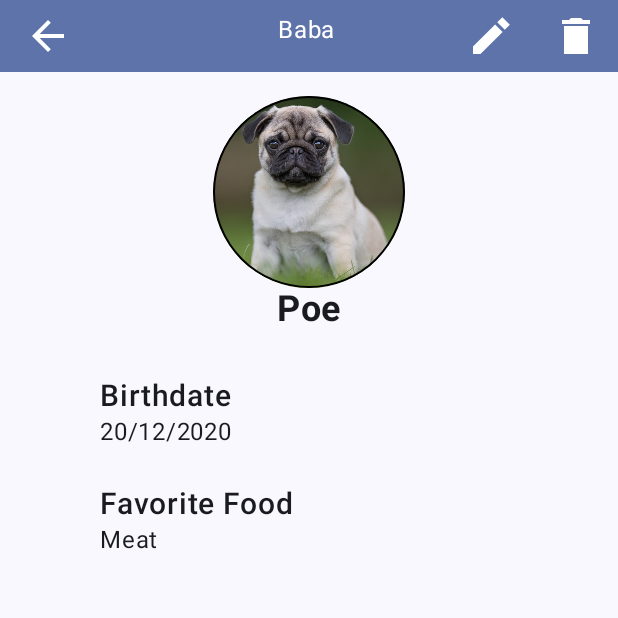
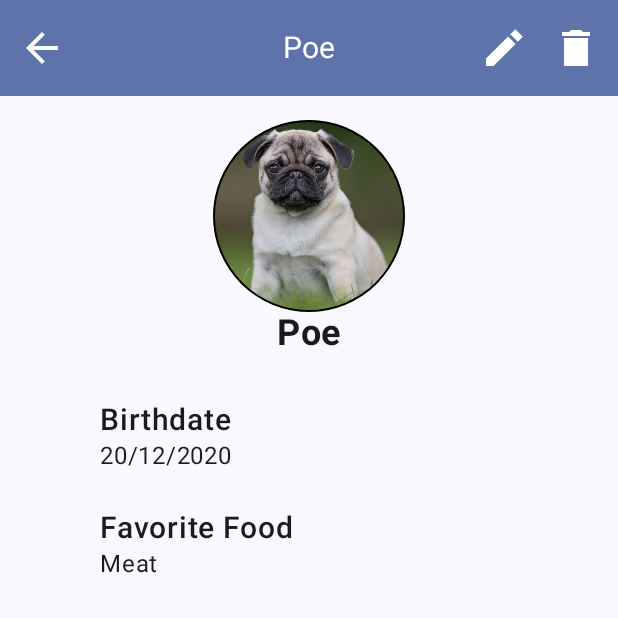
Before and after one commit to rfgvieira/Auau, an Android app built with Jetpack Compose: the screen it shows after launch (MainActivity), after a tap on "See more", on a phone screen of 412 x 824 dp, the top half of it. Run offline under Robolectric (Android 15) with nearby library versions, the phone set to English and light mode, and no system bars; libraries missing offline, so code that uses them is left out: androidx.camera.core, androidx.camera.lifecycle; 2 other taps on this screen came first.

Commit message:
refact: Topbar

```diff
--- a/app/src/main/java/com/rfgvieira/auau/presentation/MainActivity.kt
+++ b/app/src/main/java/com/rfgvieira/auau/presentation/MainActivity.kt
@@ -25,7 +25,7 @@ import androidx.compose.ui.Modifier
 import androidx.compose.ui.platform.LocalContext
 import androidx.compose.ui.unit.dp
 import androidx.navigation.compose.rememberNavController
-import com.rfgvieira.auau.presentation.components.TopBarApp
+import com.rfgvieira.auau.presentation.components.TopBarMain
 import com.rfgvieira.auau.presentation.navigation.NavigationApp
 import com.rfgvieira.auau.presentation.theme.AuauTheme
 import com.rfgvieira.auau.presentation.viewmodel.DogViewModel
@@ -119,7 +119,7 @@ fun AuauApp(
 ) {
 
     Scaffold(
-        topBar = { if (showTopBar) TopBarApp(modifier = Modifier) },
+        topBar = { if (showTopBar) TopBarMain() },
         floatingActionButton = {
             if (showFab) {
                 FloatingActionButton(
@@ -127,7 +127,11 @@ fun AuauApp(
                     shape = CircleShape,
                     containerColor = MaterialTheme.colorScheme.primary
                 ) {
-                    Icon(imageVector = Icons.Sharp.Add, contentDescription = "Add Icon", Modifier.size(32.dp))
+                    Icon(
+                        imageVector = Icons.Sharp.Add,
+                        contentDescription = "Add Icon",
+                        Modifier.size(32.dp)
+                    )
                 }
             }
 
--- a/app/src/main/java/com/rfgvieira/auau/presentation/components/TopBarDog.kt
+++ b/app/src/main/java/com/rfgvieira/auau/presentation/components/TopBarDog.kt
@@ -1,49 +1,64 @@
 package com.rfgvieira.auau.presentation.components
 
-import androidx.compose.foundation.clickable
-import androidx.compose.foundation.layout.Row
-import androidx.compose.foundation.layout.fillMaxWidth
+import androidx.compose.foundation.layout.RowScope
 import androidx.compose.foundation.layout.size
 import androidx.compose.foundation.shape.CircleShape
 import androidx.compose.material.icons.Icons
-import androidx.compose.material.icons.sharp.ArrowBack
-import androidx.compose.material.icons.sharp.Delete
-import androidx.compose.material.icons.sharp.Edit
+import androidx.compose.material.icons.automirrored.sharp.ArrowBack
+import androidx.compose.material3.CenterAlignedTopAppBar
+import androidx.compose.material3.ExperimentalMaterial3Api
 import androidx.compose.material3.Icon
+import androidx.compose.material3.IconButton
 import androidx.compose.material3.MaterialTheme
+import androidx.compose.material3.Text
+import androidx.compose.material3.TopAppBarColors
 import androidx.compose.runtime.Composable
 import androidx.compose.ui.Modifier
 import androidx.compose.ui.draw.clip
+import androidx.compose.ui.tooling.preview.Preview
 import androidx.compose.ui.unit.dp
-/*TODO: Adjuste title position*/
+
+@OptIn(ExperimentalMaterial3Api::class)
 @Composable
 fun TopBarDog(
     modifier: Modifier,
     navigateBack: () -> Unit,
     title: @Composable () -> Unit,
-    delete: @Composable () -> Unit = {},
-    edit: @Composable () -> Unit = {}) {
-    Row(
-        modifier = modifier.fillMaxWidth()
-    ) {
-        Row(modifier = Modifier.weight(3f)) {
-            Icon(
-                imageVector = Icons.Sharp.ArrowBack,
-                contentDescription = "Back to List",
-                tint = MaterialTheme.colorScheme.onPrimary,
-                modifier = Modifier
+    actions: @Composable RowScope.() -> Unit = {}
+) {
+
+
+    CenterAlignedTopAppBar(
+        modifier = modifier,
+        navigationIcon = {
+            IconButton( onClick = { navigateBack() }
+            ) {
+                Icon(modifier = Modifier
                     .clip(CircleShape)
-                    .size(32.dp)
-                    .clickable { navigateBack() }
-            )
-        }
-        Row(modifier = Modifier.weight(2f)) {
-            title()
-        }
+                    .size(32.dp),
+                    imageVector = Icons.AutoMirrored.Sharp.ArrowBack,
+                    contentDescription = "Back to List",
+                    tint = MaterialTheme.colorScheme.onPrimary,
+                )
+            }
+        },
+        colors = TopAppBarColors(
+            containerColor = MaterialTheme.colorScheme.primaryContainer,
+            actionIconContentColor = MaterialTheme.colorScheme.onPrimary,
+            titleContentColor = MaterialTheme.colorScheme.onPrimary,
+            navigationIconContentColor = MaterialTheme.colorScheme.onPrimary,
+            scrolledContainerColor = MaterialTheme.colorScheme.onPrimary
+        ),
+        title = title,
+        actions = actions
+    )
 
-        edit()
+}
 
-        delete()
+@Preview
+@Composable
+fun TopBarDogPreview() {
+    TopBarDog(modifier = Modifier, navigateBack = {  }, title = { Text("Baba") }) {
 
     }
 }
--- a/app/src/main/java/com/rfgvieira/auau/presentation/components/TopBarApp.kt
+++ b/app/src/main/java/com/rfgvieira/auau/presentation/components/TopBarMain.kt
@@ -7,7 +7,6 @@ import androidx.compose.foundation.layout.size
 import androidx.compose.material3.CenterAlignedTopAppBar
 import androidx.compose.material3.ExperimentalMaterial3Api
 import androidx.compose.material3.Text
-import androidx.compose.material3.TopAppBarDefaults
 import androidx.compose.runtime.Composable
 import androidx.compose.ui.Alignment
 import androidx.compose.ui.Modifier
@@ -22,8 +21,9 @@ import com.rfgvieira.auau.R
 /*TODO: Adidicionar sobre*/
 @OptIn(ExperimentalMaterial3Api::class)
 @Composable
-fun TopBarApp(modifier: Modifier) {
+fun TopBarMain() {
     CenterAlignedTopAppBar(
+        modifier = Modifier,
         title = {
             Row(verticalAlignment = Alignment.CenterVertically) {
                 Image(
@@ -40,8 +40,6 @@ fun TopBarApp(modifier: Modifier) {
                     fontWeight = FontWeight.Bold
                 )
             }
-        },
-        modifier = modifier,
-        colors = TopAppBarDefaults.centerAlignedTopAppBarColors()
+        }
     )
 }
--- a/app/src/main/java/com/rfgvieira/auau/presentation/navigation/NavigationApp.kt
+++ b/app/src/main/java/com/rfgvieira/auau/presentation/navigation/NavigationApp.kt
@@ -60,8 +60,8 @@ fun NavigationApp(
             }
         }
         composable("dogedit/{dogId}"){backStack ->
-            DogInfo(onNavigateToDetails = onNavigateToDetails, backStack = backStack) {
-                DogEditScreen(dogViewModel){
+            DogInfo(onNavigateToDetails = onNavigateToDetails, backStack = backStack) { dog ->
+                DogEditScreen(dog, dogViewModel){
                     navController.popBackStack()
                 }
             }
--- a/app/src/main/java/com/rfgvieira/auau/presentation/screens/DogDetailsScreen.kt
+++ b/app/src/main/java/com/rfgvieira/auau/presentation/screens/DogDetailsScreen.kt
@@ -1,8 +1,6 @@
 package com.rfgvieira.auau.presentation.screens
 
-import androidx.compose.foundation.background
 import androidx.compose.foundation.border
-import androidx.compose.foundation.clickable
 import androidx.compose.foundation.layout.Arrangement
 import androidx.compose.foundation.layout.Column
 import androidx.compose.foundation.layout.fillMaxWidth
@@ -13,6 +11,7 @@ import androidx.compose.material.icons.Icons
 import androidx.compose.material.icons.sharp.Delete
 import androidx.compose.material.icons.sharp.Edit
 import androidx.compose.material3.Icon
+import androidx.compose.material3.IconButton
 import androidx.compose.material3.MaterialTheme
 import androidx.compose.material3.Text
 import androidx.compose.runtime.Composable
@@ -31,7 +30,6 @@ import androidx.lifecycle.viewmodel.compose.viewModel
 import com.rfgvieira.auau.R
 import com.rfgvieira.auau.domain.DogDAO
 import com.rfgvieira.auau.domain.model.Dog
-
 import com.rfgvieira.auau.presentation.components.DialogDeleteDog
 import com.rfgvieira.auau.presentation.components.DisplayTags
 import com.rfgvieira.auau.presentation.components.DogImage
@@ -39,7 +37,7 @@ import com.rfgvieira.auau.presentation.components.TopBarDog
 import com.rfgvieira.auau.presentation.theme.AuauTheme
 import com.rfgvieira.auau.presentation.viewmodel.DogViewModel
 
-//Tela para modificar um cachorro já existente
+//Tela para ver detalhes do cachorro
 @Composable
 fun DogDetailsScreen(
     dog: Dog,
@@ -52,34 +50,33 @@ fun DogDetailsScreen(
 
     Column {
         TopBarDog(
-            modifier = Modifier
-                .background(MaterialTheme.colorScheme.primaryContainer)
-                .padding(start = 16.dp, top = 8.dp, bottom = 8.dp),
+            modifier = Modifier,
             navigateBack = navigateBack,
-            title = {Text("Baba", color = Color.White)},
-            delete = {
-                Icon(
-                    imageVector = Icons.Sharp.Delete,
-                    contentDescription = "Delete Dog",
-                    modifier = Modifier
-                        .weight(1f)
-                        .size(32.dp)
-                        .clickable { showDialog.value = true },
-                    tint = MaterialTheme.colorScheme.onPrimary
-                )
-            },
-            edit = {
-                Icon(
-                    imageVector = Icons.Sharp.Edit,
-                    contentDescription = "Edit Info",
-                    modifier = Modifier
-                        .weight(1f)
-                        .size(32.dp)
-                        .clickable { navigateToEdit() },
-                    tint = MaterialTheme.colorScheme.onPrimary
-                )
+            title = { Text(dog.name, color = Color.White, fontSize = 20.sp) },
+            actions = {
+                IconButton(onClick = { navigateToEdit() }) {
+                    Icon(
+                        modifier = Modifier.size(32.dp),
+                        imageVector = Icons.Sharp.Edit,
+                        contentDescription = "Edit Info",
+                        tint = MaterialTheme.colorScheme.onPrimary
+                    )
+                }
+
+                IconButton(
+                    onClick = { showDialog.value = true }) {
+                    Icon(
+                        modifier = Modifier.size(32.dp),
+                        imageVector = Icons.Sharp.Delete,
+                        contentDescription = "Delete Dog",
+                        tint = MaterialTheme.colorScheme.onPrimary
+                    )
+                }
             }
         )
+
+
+
 
         Column(
             Modifier
@@ -105,7 +102,11 @@ fun DogDetailsScreen(
 
                 dog.favoriteFood?.let {
                     Column(modifier = Modifier.padding(top = 24.dp)) {
-                        Text(text = "Favorite Food", fontSize = 20.sp, fontWeight = FontWeight.W500)
+                        Text(
+                            text = "Favorite Food",
+                            fontSize = 20.sp,
+                            fontWeight = FontWeight.W500
+                        )
                         Text(text = it, fontSize = 16.sp)
                     }
                 }
@@ -115,7 +116,11 @@ fun DogDetailsScreen(
                         modifier = Modifier.padding(top = 24.dp),
                         verticalArrangement = Arrangement.spacedBy(8.dp)
                     ) {
-                        Text(text = "Hobbies", fontSize = 20.sp, fontWeight = FontWeight.W500)
+                        Text(
+                            text = "Hobbies",
+                            fontSize = 20.sp,
+                            fontWeight = FontWeight.W500
+                        )
                         DisplayTags(it, Modifier.padding(bottom = 12.dp))
                     }
                 }
--- a/app/src/main/java/com/rfgvieira/auau/presentation/screens/DogEditScreen.kt
+++ b/app/src/main/java/com/rfgvieira/auau/presentation/screens/DogEditScreen.kt
@@ -1,38 +1,40 @@
 package com.rfgvieira.auau.presentation.screens
 
-import androidx.compose.foundation.background
 import androidx.compose.foundation.layout.Column
 import androidx.compose.foundation.layout.fillMaxSize
-import androidx.compose.foundation.layout.padding
-import androidx.compose.material3.MaterialTheme
 import androidx.compose.material3.Text
 import androidx.compose.runtime.Composable
 import androidx.compose.ui.Alignment
 import androidx.compose.ui.Modifier
+import androidx.compose.ui.graphics.Color
 import androidx.compose.ui.tooling.preview.Preview
-import androidx.compose.ui.unit.dp
+import androidx.compose.ui.unit.sp
+import com.rfgvieira.auau.domain.DogDAO
+import com.rfgvieira.auau.domain.model.Dog
 import com.rfgvieira.auau.presentation.components.TopBarDog
 import com.rfgvieira.auau.presentation.viewmodel.DogViewModel
 
+//Tela para modificar um cachorro já existente
 @Composable
-fun DogEditScreen(dogViewModel: DogViewModel, navigateBack : () -> Unit) {
+fun DogEditScreen(dog: Dog, dogViewModel: DogViewModel, navigateBack: () -> Unit) {
 
     Column(modifier = Modifier.fillMaxSize(), horizontalAlignment = Alignment.CenterHorizontally) {
         TopBarDog(
-            modifier = Modifier
-                .background(MaterialTheme.colorScheme.primaryContainer)
-                .padding(start = 16.dp, top = 8.dp, bottom = 8.dp),
+            modifier = Modifier,
             navigateBack = navigateBack,
             title = {
-
+                Text(
+                    dog.name, color = Color.White, fontSize = 20.sp,
+                )
             }
         )
         Text("Ez")
     }
 }
 
+
 @Composable
 @Preview(showBackground = true)
-fun DogEditPreview(){
-    DogEditScreen(DogViewModel(),{})
+fun DogEditPreview() {
+    DogEditScreen(DogDAO.dogsList()[0], DogViewModel(), {})
 }
```
